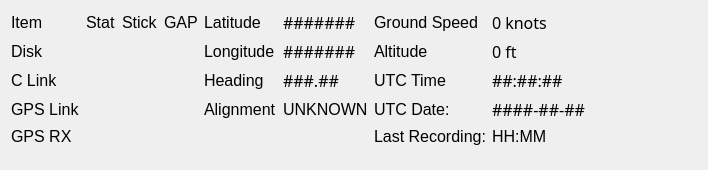
Qt form flightindicators.ui (nasa-jpl/FlightView) before a commit.
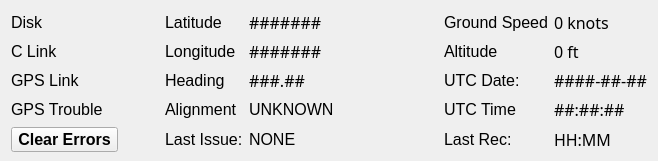
The same form after that commit. Custom widgets are drawn as their Qt base class.

```diff
--- a/flightindicators.ui
+++ b/flightindicators.ui
@@ -6,20 +6,20 @@
    <rect>
     <x>0</x>
     <y>0</y>
-    <width>708</width>
-    <height>169</height>
+    <width>658</width>
+    <height>161</height>
    </rect>
   </property>
   <property name="minimumSize">
    <size>
-    <width>0</width>
-    <height>0</height>
+    <width>658</width>
+    <height>161</height>
    </size>
   </property>
   <property name="maximumSize">
    <size>
-    <width>16777215</width>
-    <height>250</height>
+    <width>731</width>
+    <height>161</height>
    </size>
   </property>
   <property name="font">
@@ -32,197 +32,21 @@
   </property>
   <layout class="QGridLayout" name="gridLayout">
    <property name="bottomMargin">
-    <number>0</number>
+    <number>9</number>
    </property>
    <item row="2" column="0">
-    <widget class="QLabel" name="label_3">
+    <widget class="QLabel" name="label_15">
      <property name="font">
       <font>
        <pointsize>12</pointsize>
       </font>
      </property>
      <property name="text">
-      <string>C Link</string>
-     </property>
-    </widget>
-   </item>
-   <item row="2" column="2">
-    <widget class="QLedLabel" name="label_62">
-     <property name="font">
-      <font>
-       <pointsize>12</pointsize>
-      </font>
-     </property>
-     <property name="text">
-      <string/>
-     </property>
-    </widget>
-   </item>
-   <item row="3" column="2">
-    <widget class="QLedLabel" name="label_63">
-     <property name="font">
-      <font>
-       <pointsize>12</pointsize>
-      </font>
-     </property>
-     <property name="text">
-      <string/>
-     </property>
-    </widget>
-   </item>
-   <item row="4" column="0">
-    <widget class="QLabel" name="label_16">
-     <property name="font">
-      <font>
-       <pointsize>12</pointsize>
-      </font>
-     </property>
-     <property name="text">
-      <string>GPS RX</string>
-     </property>
-    </widget>
-   </item>
-   <item row="2" column="1">
-    <widget class="QLedLabel" name="label_6">
-     <property name="font">
-      <font>
-       <pointsize>12</pointsize>
-      </font>
-     </property>
-     <property name="text">
-      <string/>
-     </property>
-    </widget>
-   </item>
-   <item row="4" column="6">
-    <widget class="QLabel" name="label_8">
-     <property name="font">
-      <font>
-       <pointsize>12</pointsize>
-      </font>
-     </property>
-     <property name="text">
-      <string>Last Recording:</string>
-     </property>
-    </widget>
-   </item>
-   <item row="2" column="4">
-    <widget class="QLabel" name="label_20">
-     <property name="font">
-      <font>
-       <pointsize>12</pointsize>
-      </font>
-     </property>
-     <property name="text">
-      <string>Heading</string>
-     </property>
-    </widget>
-   </item>
-   <item row="0" column="1">
-    <widget class="QLabel" name="label_4">
-     <property name="font">
-      <font>
-       <pointsize>12</pointsize>
-      </font>
-     </property>
-     <property name="text">
-      <string>Stat</string>
-     </property>
-    </widget>
-   </item>
-   <item row="1" column="7">
-    <widget class="QLabel" name="label_32">
-     <property name="font">
-      <font>
-       <family>IntelOne Mono</family>
-       <pointsize>12</pointsize>
-      </font>
-     </property>
-     <property name="text">
-      <string>0 ft</string>
-     </property>
-    </widget>
-   </item>
-   <item row="4" column="2">
-    <widget class="QLedLabel" name="label_64">
-     <property name="font">
-      <font>
-       <pointsize>12</pointsize>
-      </font>
-     </property>
-     <property name="text">
-      <string/>
-     </property>
-    </widget>
-   </item>
-   <item row="2" column="6">
-    <widget class="QLabel" name="label_54">
-     <property name="font">
-      <font>
-       <pointsize>12</pointsize>
-      </font>
-     </property>
-     <property name="text">
-      <string>UTC Time</string>
-     </property>
-    </widget>
-   </item>
-   <item row="1" column="2">
-    <widget class="QLedLabel" name="label_61">
-     <property name="font">
-      <font>
-       <pointsize>12</pointsize>
-      </font>
-     </property>
-     <property name="text">
-      <string/>
-     </property>
-    </widget>
-   </item>
-   <item row="3" column="5">
-    <widget class="QLabel" name="label_31">
-     <property name="font">
-      <font>
-       <pointsize>12</pointsize>
-      </font>
-     </property>
-     <property name="text">
-      <string>UNKNOWN</string>
-     </property>
-    </widget>
-   </item>
-   <item row="3" column="6">
-    <widget class="QLabel" name="label_56">
-     <property name="font">
-      <font>
-       <pointsize>12</pointsize>
-      </font>
-     </property>
-     <property name="text">
-      <string>UTC Date:</string>
-     </property>
-    </widget>
-   </item>
-   <item row="0" column="0">
-    <widget class="QLabel" name="label">
-     <property name="font">
-      <font>
-       <pointsize>12</pointsize>
-      </font>
-     </property>
-     <property name="text">
-      <string>Item</string>
+      <string>GPS Link</string>
      </property>
     </widget>
    </item>
    <item row="0" column="3">
-    <widget class="QLabel" name="label_60">
-     <property name="text">
-      <string>GAP</string>
-     </property>
-    </widget>
-   </item>
-   <item row="0" column="4">
     <widget class="QLabel" name="label_24">
      <property name="font">
       <font>
@@ -234,8 +58,26 @@
      </property>
     </widget>
    </item>
-   <item row="4" column="1">
-    <widget class="QLedLabel" name="label_22">
+   <item row="1" column="3">
+    <widget class="QLabel" name="label_11">
+     <property name="font">
+      <font>
+       <pointsize>12</pointsize>
+      </font>
+     </property>
+     <property name="text">
+      <string>Longitude</string>
+     </property>
+    </widget>
+   </item>
+   <item row="3" column="1">
+    <widget class="QLedLabel" name="gpsTroubleLED">
+     <property name="minimumSize">
+      <size>
+       <width>0</width>
+       <height>0</height>
+      </size>
+     </property>
      <property name="font">
       <font>
        <pointsize>12</pointsize>
@@ -246,8 +88,71 @@
      </property>
     </widget>
    </item>
-   <item row="2" column="5">
-    <widget class="QLabel" name="label_37">
+   <item row="2" column="7">
+    <widget class="QLabel" name="utcDateLabel">
+     <property name="font">
+      <font>
+       <family>IntelOne Mono</family>
+       <pointsize>12</pointsize>
+      </font>
+     </property>
+     <property name="text">
+      <string>####-##-##</string>
+     </property>
+    </widget>
+   </item>
+   <item row="0" column="4">
+    <widget class="QLabel" name="latLabel">
+     <property name="font">
+      <font>
+       <family>IntelOne Mono</family>
+       <pointsize>12</pointsize>
+      </font>
+     </property>
+     <property name="text">
+      <string>#######</string>
+     </property>
+    </widget>
+   </item>
+   <item row="2" column="6">
+    <widget class="QLabel" name="label_56">
+     <property name="font">
+      <font>
+       <pointsize>12</pointsize>
+      </font>
+     </property>
+     <property name="text">
+      <string>UTC Date:</string>
+     </property>
+    </widget>
+   </item>
+   <item row="1" column="0">
+    <widget class="QLabel" name="imageLabel">
+     <property name="font">
+      <font>
+       <pointsize>12</pointsize>
+      </font>
+     </property>
+     <property name="text">
+      <string>C Link</string>
+     </property>
+    </widget>
+   </item>
+   <item row="1" column="4">
+    <widget class="QLabel" name="longLabel">
+     <property name="font">
+      <font>
+       <family>IntelOne Mono</family>
+       <pointsize>12</pointsize>
+      </font>
+     </property>
+     <property name="text">
+      <string>#######</string>
+     </property>
+    </widget>
+   </item>
+   <item row="2" column="4">
+    <widget class="QLabel" name="headingLabel">
      <property name="font">
       <font>
        <family>IntelOne Mono</family>
@@ -259,6 +164,37 @@
      </property>
     </widget>
    </item>
+   <item row="0" column="2">
+    <widget class="QLabel" name="label_60">
+     <property name="minimumSize">
+      <size>
+       <width>35</width>
+       <height>0</height>
+      </size>
+     </property>
+     <property name="maximumSize">
+      <size>
+       <width>35</width>
+       <height>16777215</height>
+      </size>
+     </property>
+     <property name="text">
+      <string/>
+     </property>
+    </widget>
+   </item>
+   <item row="0" column="6">
+    <widget class="QLabel" name="label_26">
+     <property name="font">
+      <font>
+       <pointsize>12</pointsize>
+      </font>
+     </property>
+     <property name="text">
+      <string>Ground Speed</string>
+     </property>
+    </widget>
+   </item>
    <item row="0" column="8">
     <spacer name="horizontalSpacer">
      <property name="orientation">
@@ -273,7 +209,7 @@
     </spacer>
    </item>
    <item row="0" column="7">
-    <widget class="QLabel" name="label_36">
+    <widget class="QLabel" name="groundSpeedLabel">
      <property name="font">
       <font>
        <family>IntelOne Mono</family>
@@ -285,18 +221,6 @@
      </property>
     </widget>
    </item>
-   <item row="0" column="6">
-    <widget class="QLabel" name="label_26">
-     <property name="font">
-      <font>
-       <pointsize>12</pointsize>
-      </font>
-     </property>
-     <property name="text">
-      <string>Ground Speed</string>
-     </property>
-    </widget>
-   </item>
    <item row="1" column="6">
     <widget class="QLabel" name="label_28">
      <property name="font">
@@ -309,58 +233,44 @@
      </property>
     </widget>
    </item>
-   <item row="3" column="7">
-    <widget class="QLabel" name="label_59">
-     <property name="font">
-      <font>
-       <family>IntelOne Mono</family>
-       <pointsize>12</pointsize>
-      </font>
+   <item row="0" column="1">
+    <widget class="QLedLabel" name="diskLED">
+     <property name="minimumSize">
+      <size>
+       <width>0</width>
+       <height>0</height>
+      </size>
      </property>
-     <property name="text">
-      <string>####-##-##</string>
-     </property>
-    </widget>
-   </item>
-   <item row="0" column="5">
-    <widget class="QLabel" name="label_25">
      <property name="font">
       <font>
-       <family>IntelOne Mono</family>
        <pointsize>12</pointsize>
       </font>
      </property>
      <property name="text">
-      <string>#######</string>
+      <string/>
      </property>
     </widget>
    </item>
-   <item row="4" column="7">
-    <widget class="QLabel" name="label_9">
+   <item row="2" column="3">
+    <widget class="QLabel" name="label_20">
      <property name="font">
       <font>
        <pointsize>12</pointsize>
       </font>
      </property>
      <property name="text">
-      <string>HH:MM</string>
-     </property>
-    </widget>
-   </item>
-   <item row="1" column="4">
-    <widget class="QLabel" name="label_11">
-     <property name="font">
-      <font>
-       <pointsize>12</pointsize>
-      </font>
-     </property>
-     <property name="text">
-      <string>Longitude</string>
+      <string>Heading</string>
      </property>
     </widget>
    </item>
    <item row="1" column="1">
-    <widget class="QLedLabel" name="label_5">
+    <widget class="QLedLabel" name="imageLED">
+     <property name="minimumSize">
+      <size>
+       <width>0</width>
+       <height>0</height>
+      </size>
+     </property>
      <property name="font">
       <font>
        <pointsize>12</pointsize>
@@ -371,7 +281,20 @@
      </property>
     </widget>
    </item>
-   <item row="1" column="0">
+   <item row="1" column="7">
+    <widget class="QLabel" name="altitudeLabel">
+     <property name="font">
+      <font>
+       <family>IntelOne Mono</family>
+       <pointsize>12</pointsize>
+      </font>
+     </property>
+     <property name="text">
+      <string>0 ft</string>
+     </property>
+    </widget>
+   </item>
+   <item row="0" column="0">
     <widget class="QLabel" name="label_2">
      <property name="font">
       <font>
@@ -383,44 +306,38 @@
      </property>
     </widget>
    </item>
-   <item row="3" column="1">
-    <widget class="QLedLabel" name="label_21">
-     <property name="font">
-      <font>
-       <pointsize>12</pointsize>
-      </font>
+   <item row="0" column="5">
+    <widget class="QLabel" name="label_7">
+     <property name="minimumSize">
+      <size>
+       <width>37</width>
+       <height>0</height>
+      </size>
      </property>
+     <property name="maximumSize">
+      <size>
+       <width>37</width>
+       <height>16777215</height>
+      </size>
+     </property>
      <property name="text">
       <string/>
      </property>
     </widget>
    </item>
-   <item row="1" column="5">
-    <widget class="QLabel" name="label_42">
+   <item row="3" column="0">
+    <widget class="QLabel" name="label_16">
      <property name="font">
       <font>
-       <family>IntelOne Mono</family>
        <pointsize>12</pointsize>
       </font>
      </property>
      <property name="text">
-      <string>#######</string>
+      <string>GPS Trouble</string>
      </property>
     </widget>
    </item>
-   <item row="5" column="2">
-    <widget class="QLedLabel" name="label_65">
-     <property name="font">
-      <font>
-       <pointsize>12</pointsize>
-      </font>
-     </property>
-     <property name="text">
-      <string/>
-     </property>
-    </widget>
-   </item>
-   <item row="3" column="4">
+   <item row="3" column="3">
     <widget class="QLabel" name="label_29">
      <property name="font">
       <font>
@@ -432,20 +349,32 @@
      </property>
     </widget>
    </item>
-   <item row="0" column="2">
-    <widget class="QLabel" name="label_49">
+   <item row="3" column="4">
+    <widget class="QLabel" name="alignmentLabel">
      <property name="font">
       <font>
        <pointsize>12</pointsize>
       </font>
      </property>
      <property name="text">
-      <string>Stick</string>
+      <string>UNKNOWN</string>
      </property>
     </widget>
    </item>
-   <item row="2" column="7">
-    <widget class="QLabel" name="label_55">
+   <item row="3" column="6">
+    <widget class="QLabel" name="label_54">
+     <property name="font">
+      <font>
+       <pointsize>12</pointsize>
+      </font>
+     </property>
+     <property name="text">
+      <string>UTC Time</string>
+     </property>
+    </widget>
+   </item>
+   <item row="3" column="7">
+    <widget class="QLabel" name="utcTimeLabel">
      <property name="font">
       <font>
        <family>IntelOne Mono</family>
@@ -457,15 +386,75 @@
      </property>
     </widget>
    </item>
-   <item row="3" column="0">
-    <widget class="QLabel" name="label_15">
+   <item row="4" column="6">
+    <widget class="QLabel" name="label_8">
      <property name="font">
       <font>
        <pointsize>12</pointsize>
       </font>
      </property>
      <property name="text">
-      <string>GPS Link</string>
+      <string>Last Rec:</string>
+     </property>
+    </widget>
+   </item>
+   <item row="4" column="7">
+    <widget class="QLabel" name="lastRecLabel">
+     <property name="font">
+      <font>
+       <family>IntelOne Mono</family>
+       <pointsize>12</pointsize>
+      </font>
+     </property>
+     <property name="text">
+      <string>HH:MM</string>
+     </property>
+    </widget>
+   </item>
+   <item row="4" column="4">
+    <widget class="QLabel" name="lastIssueLabel">
+     <property name="minimumSize">
+      <size>
+       <width>160</width>
+       <height>0</height>
+      </size>
+     </property>
+     <property name="text">
+      <string>NONE</string>
+     </property>
+    </widget>
+   </item>
+   <item row="4" column="3">
+    <widget class="QLabel" name="label_10">
+     <property name="text">
+      <string>Last Issue:</string>
+     </property>
+    </widget>
+   </item>
+   <item row="2" column="1">
+    <widget class="QLedLabel" name="gpsLinkLED">
+     <property name="minimumSize">
+      <size>
+       <width>0</width>
+       <height>0</height>
+      </size>
+     </property>
+     <property name="text">
+      <string/>
+     </property>
+    </widget>
+   </item>
+   <item row="4" column="0" colspan="2">
+    <widget class="QPushButton" name="clearErrorsBtn">
+     <property name="font">
+      <font>
+       <pointsize>12</pointsize>
+       <weight>75</weight>
+       <bold>true</bold>
+      </font>
+     </property>
+     <property name="text">
+      <string>Clear Errors</string>
      </property>
     </widget>
    </item>
```
